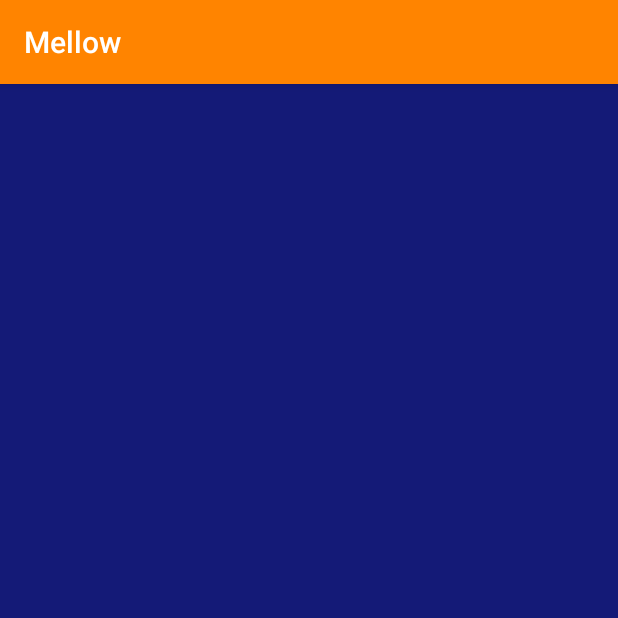
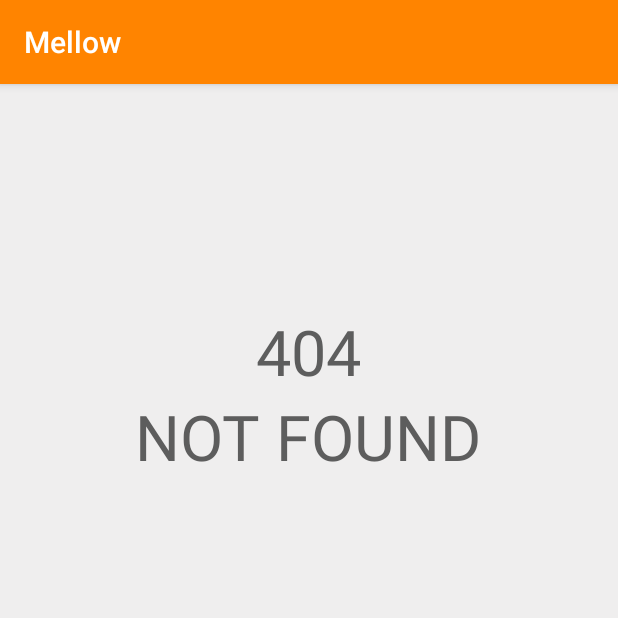
Before and after one commit to Martinsodis96/Mellow, an Android app: the fragment ProfileFragment shown on its own in the app's theme, on a phone screen of 412 x 824 dp, the top half of it. Run offline under Robolectric (Android 15) with nearby library versions, the phone set to English and light mode, and no system bars.

```diff
--- a/android/Mellow/app/src/main/AndroidManifest.xml
+++ b/android/Mellow/app/src/main/AndroidManifest.xml
@@ -8,7 +8,9 @@
         android:label="@string/app_name"
         android:supportsRtl="true"
         android:theme="@style/AppTheme">
-        <activity android:name="com.mellow.MainActivity">
+        <activity
+            android:name="com.mellow.MainActivity"
+            android:theme="@style/AppTheme.NoActionBar">
             <intent-filter>
                 <action android:name="android.intent.action.MAIN" />
 
--- a/android/Mellow/app/src/main/java/com/mellow/CustomPagerAdapter.java
+++ b/android/Mellow/app/src/main/java/com/mellow/CustomPagerAdapter.java
@@ -16,7 +16,6 @@ public class CustomPagerAdapter extends FragmentPagerAdapter {
 
     @Override
     public Fragment getItem(int position) {
-
         switch (position){
             case 0:
                 return new FlowFragment();
--- a/android/Mellow/app/src/main/java/com/mellow/CustomTabListener.java
+++ /dev/null
@@ -1,4 +0,0 @@
-package com.mellow;
-
-public class CustomTabListener {
-}
--- a/android/Mellow/app/src/main/res/layout/fragment_profile.xml
+++ b/android/Mellow/app/src/main/res/layout/fragment_profile.xml
@@ -1,10 +1,32 @@
-<FrameLayout xmlns:android="http://schemas.android.com/apk/res/android"
+<LinearLayout xmlns:android="http://schemas.android.com/apk/res/android"
     xmlns:tools="http://schemas.android.com/tools"
     android:layout_width="match_parent"
     android:layout_height="match_parent"
     tools:context="com.mellow.fragment.ProfileFragment"
-    android:background="#141a77">
+    android:background="#efeeee"
+    android:orientation="vertical">
 
     <!-- TODO: Update blank fragment layout -->
 
-</FrameLayout>
+    <TextView
+        android:layout_width="wrap_content"
+        android:layout_height="wrap_content"
+        android:textAppearance="?android:attr/textAppearanceLarge"
+        android:text="404"
+        android:id="@+id/textView4"
+        android:textColor="#5d5d5d"
+        android:textSize="42dp"
+        android:layout_marginTop="150dp"
+        android:layout_gravity="center_horizontal" />
+
+    <TextView
+        android:layout_width="wrap_content"
+        android:layout_height="wrap_content"
+        android:textAppearance="?android:attr/textAppearanceLarge"
+        android:text="NOT FOUND"
+        android:id="@+id/textView3"
+        android:textColor="#5d5d5d"
+        android:textSize="42dp"
+        android:layout_gravity="center_horizontal" />
+
+</LinearLayout>
--- /dev/null
+++ b/android/Mellow/app/src/main/res/values-v21/styles.xml
@@ -0,0 +1,8 @@
+<resources>>
+    <style name="AppTheme.NoActionBar">
+        <item name="windowActionBar">false</item>
+        <item name="windowNoTitle">true</item>
+        <item name="android:windowDrawsSystemBarBackgrounds">true</item>
+        <item name="android:statusBarColor">@android:color/transparent</item>
+    </style>
+</resources>
--- a/android/Mellow/app/src/main/res/values/colors.xml
+++ b/android/Mellow/app/src/main/res/values/colors.xml
@@ -2,5 +2,5 @@
 <resources>
     <color name="colorPrimary">#ff8400</color>
     <color name="colorPrimaryDark">#ff6200</color>
-    <color name="colorAccent">#FF4081</color>
+    <color name="colorAccent">#ffffff</color>
 </resources>
--- a/android/Mellow/app/src/main/res/values/dimens.xml
+++ b/android/Mellow/app/src/main/res/values/dimens.xml
@@ -2,4 +2,7 @@
     <!-- Default screen margins, per the Android Design guidelines. -->
     <dimen name="activity_horizontal_margin">0dp</dimen>
     <dimen name="activity_vertical_margin">0dp</dimen>
+    <dimen name="fab_margin">16dp</dimen>
+    <dimen name="appbar_padding_top">8dp</dimen>
+    <dimen name="toolbar_padding_end">15dp</dimen>
 </resources>
--- a/android/Mellow/app/src/main/res/values/strings.xml
+++ b/android/Mellow/app/src/main/res/values/strings.xml
@@ -3,4 +3,7 @@
     <string name="like_string">Like</string>
     <string name="comment_string">Comment</string>
     <string name="share_string">Share</string>
+    <string name="search_title">search</string>
+    <string name="settings_title">settings</string>
+    <string name="options">optins</string>
 </resources>
--- a/android/Mellow/app/src/main/res/values/styles.xml
+++ b/android/Mellow/app/src/main/res/values/styles.xml
@@ -8,4 +8,13 @@
         <item name="colorAccent">@color/colorAccent</item>
     </style>
 
+    <style name="AppTheme.NoActionBar">
+        <item name="windowActionBar">false</item>
+        <item name="windowNoTitle">true</item>
+    </style>
+
+    <style name="AppTheme.AppBarOverlay" parent="ThemeOverlay.AppCompat.Dark.ActionBar" />
+
+    <style name="AppTheme.PopupOverlay" parent="ThemeOverlay.AppCompat.Light" />
+
 </resources>
```
Also changed, not shown: android/Mellow/app/src/main/java/com/mellow/MainActivity.java (+41 -7 lines), android/Mellow/app/src/main/res/layout/activity_main.xml (+30 -25 lines), android/Mellow/app/src/main/res/layout/fragment_chat.xml (+24 -4 lines), android/Mellow/app/src/main/res/menu/menu_main.xml (+22 -5 lines), android/Mellow/app/src/main/res/drawable/search_icon.png (added).
